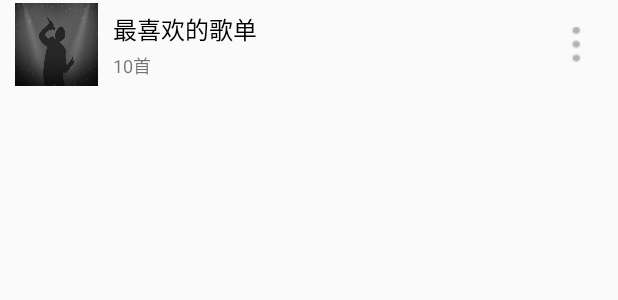
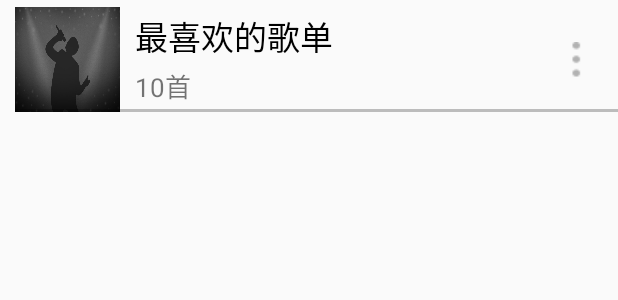
Before and after one commit to guanzhongliu/NeteaseCloudMusic, an Android app: the layout playlist_info.xml on its own in the app's theme, with its tools: preview values and no code run, on a phone screen of 412 x 824 dp. Shown: the top 300 px of the screen. Run offline under Robolectric (Android 15) with nearby library versions, the phone set to English and light mode, and no system bars.

Commit message:
修正加载歌单时闪退的问题

```diff
--- a/app/build.gradle
+++ b/app/build.gradle
@@ -42,6 +42,7 @@ dependencies {
     implementation 'com.android.support:design:28.0.0'
     implementation 'com.github.glomadrian:MaterialAnimatedSwitch:1.1@aar'
     testImplementation 'junit:junit:4.12'
+    implementation 'com.android.support:cardview-v7:28.0.0'
     androidTestImplementation 'com.android.support.test:runner:1.0.2'
     androidTestImplementation 'com.android.support.test.espresso:espresso-core:3.0.2'
     implementation 'cn.edu.twt.retrox:recyclerviewdsl:1.1.0'
--- a/app/src/main/res/layout/playlist_info.xml
+++ b/app/src/main/res/layout/playlist_info.xml
@@ -2,7 +2,7 @@
         xmlns:android="http://schemas.android.com/apk/res/android"
         android:id="@+id/container"
         android:layout_width="fill_parent"
-        android:layout_height="60dp"
+        android:layout_height="80dp"
         android:background="?attr/selectableItemBackground"
         android:orientation="vertical"
         android:paddingLeft="10dp"
@@ -12,8 +12,8 @@
 >
     <ImageView
             android:id="@+id/iv_playlist"
-            android:layout_width="55dp"
-            android:layout_height="55dp"
+            android:layout_width="70dp"
+            android:layout_height="70dp"
             android:layout_centerVertical="true"
             android:background="@drawable/default_artist_ban"
             android:scaleType="fitCenter"
@@ -47,7 +47,7 @@
                 android:maxLines="1"
                 android:textColor="@color/black"
                 android:text="最喜欢的歌单"
-                android:textSize="16sp"
+                android:textSize="22sp"
                 android:ellipsize="end"
                 android:ems="10"
         />
@@ -58,10 +58,14 @@
                 android:paddingTop="3dp"
                 android:maxLines="1"
                 android:text="10首"
-                android:textSize="12sp"
+                android:textSize="17sp"
         />
 
     </LinearLayout>
-
+    <View
+            android:layout_width="match_parent"
+            android:layout_height="2dp"
+            android:layout_alignBottom="@id/iv_playlist"
+            android:background="@color/divider_color"/>
 
 </RelativeLayout>
```
Also changed, not shown: app/src/main/java/com/twt/lgz/neteasecloudmusic/view/MainActivity.kt (+4 -3 lines).
